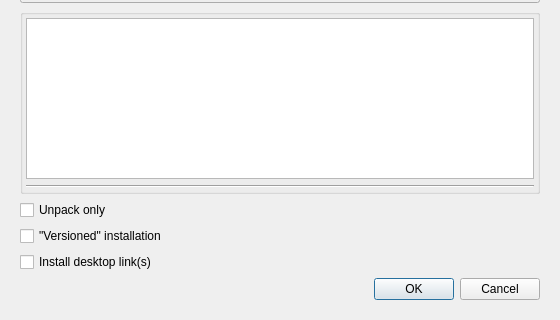
This is AppInstaller/installer/installer.ui in gradgrind/fetinstaller as Qt 5 draws it before an edit; both pictures show x 0 to 560 and y 150 to 470 of the 560 by 470 pixel window. The edited form follows.
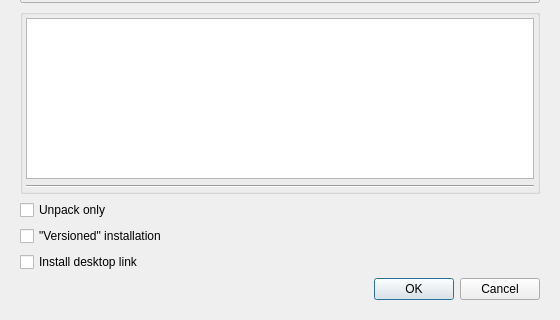
This is the edited form. Icons and pictures are not drawn.

Patch:
```diff
--- a/AppInstaller/installer/installer.ui
+++ b/AppInstaller/installer/installer.ui
@@ -324,7 +324,7 @@
        <item>
         <widget class="QCheckBox" name="installDesktopLink">
          <property name="text">
-          <string>Install desktop link(s)</string>
+          <string>Install desktop link</string>
          </property>
         </widget>
        </item>
```
